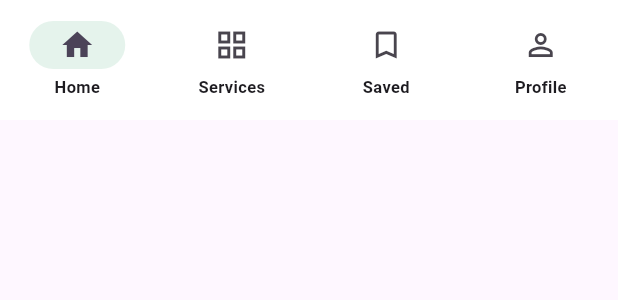
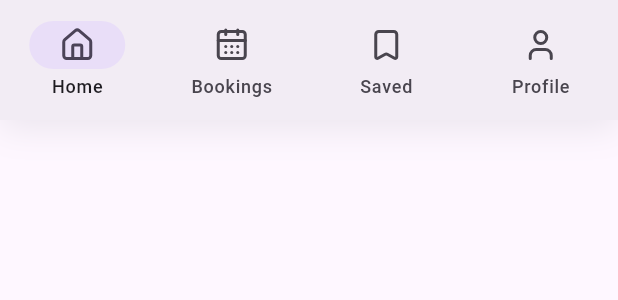
Before and after one commit to HASHINI-MARASINGHE/home_service_booking_app, a Flutter app: the CustomerBottomNavigation widget shown alone on an empty page, opened directly with empty values, on a phone screen of 412 x 824 dp. Shown: the top 300 px of the screen. Run offline on Flutter 3.47's test engine with Material 3 defaults, Android fonts, the phone set to English and light mode, and no system bars; our stand-ins replace cloud_firestore, firebase_auth, firebase_core, firebase_storage, geocoding, geolocator and 5 more; accounts and stored records are empty.

Commit message:
Introduce CustomerScope and shell navigation
Add a CustomerScope inherited widget to provide customer-scoped services (addresses, bookings, location, receipts) and expose a selectTab callback for the customer area. Replace the old single Navigator with per-tab Navigator stacks (_navigators) and a visited-set optimization so unopened tabs don't activate listeners; add _TabNavigator to host each tab's route stack. Integrate PopScope/SystemNavigator back handling to pop inner routes, switch to home tab, or exit the app. Wire dependency injection points into CustomerHomeScreen (with defaults) and apply AppTheme to the customer shell. Remove placeholder tabs, tweak greeting layout (alignment, truncation), and move background color usage to theme. Add customer_scope.launchContact helper and homeCareHotline constant. Update bottom navigation UI: decorate with shadow, use Lucide icons and updated destinations. Small import and refactor changes across affected files to support these features.

```diff
--- a/lib/screens/customer/widgets/customer_home_widgets.dart
+++ b/lib/screens/customer/widgets/customer_home_widgets.dart
@@ -1,6 +1,8 @@
 import 'package:flutter/material.dart';
+import 'package:lucide_icons_flutter/lucide_icons.dart';
 
 import '../../../data/customer_home_data.dart';
+import '../../../theme/app_theme.dart';
 import '../../../theme/customer_home_theme.dart';
 
 class CustomerAvatar extends StatelessWidget {
@@ -217,20 +219,20 @@ class CustomerBottomNavigation extends StatelessWidget {
   final ValueChanged<int> onSelected;
 
   @override
-  Widget build(BuildContext context) => NavigationBar(
-    selectedIndex: selectedIndex,
-    onDestinationSelected: onSelected,
-    backgroundColor: Colors.white,
-    surfaceTintColor: Colors.white,
-    indicatorColor: CustomerHomeTheme.mint,
-    labelTextStyle: const WidgetStatePropertyAll(
-      TextStyle(fontSize: 11, fontWeight: FontWeight.w600),
+  Widget build(BuildContext context) => DecoratedBox(
+    decoration: const BoxDecoration(boxShadow: AppShadows.card),
+    child: NavigationBar(
+      selectedIndex: selectedIndex,
+      onDestinationSelected: onSelected,
+      destinations: const [
+        NavigationDestination(icon: Icon(LucideIcons.home), label: 'Home'),
+        NavigationDestination(
+          icon: Icon(LucideIcons.calendarDays),
+          label: 'Bookings',
+        ),
+        NavigationDestination(icon: Icon(LucideIcons.bookmark), label: 'Saved'),
+        NavigationDestination(icon: Icon(LucideIcons.user), label: 'Profile'),
+      ],
     ),
-    destinations: const [
-      NavigationDestination(icon: Icon(Icons.home_outlined), selectedIcon: Icon(Icons.home), label: 'Home'),
-      NavigationDestination(icon: Icon(Icons.grid_view_outlined), selectedIcon: Icon(Icons.grid_view), label: 'Services'),
-      NavigationDestination(icon: Icon(Icons.bookmark_border), selectedIcon: Icon(Icons.bookmark), label: 'Saved'),
-      NavigationDestination(icon: Icon(Icons.person_outline), selectedIcon: Icon(Icons.person), label: 'Profile'),
-    ],
   );
 }
```
Also changed, not shown: lib/screens/customer/customer_home_screen.dart (+116 -28 lines), lib/screens/customer/customer_scope.dart (added, +71 -0 lines).
